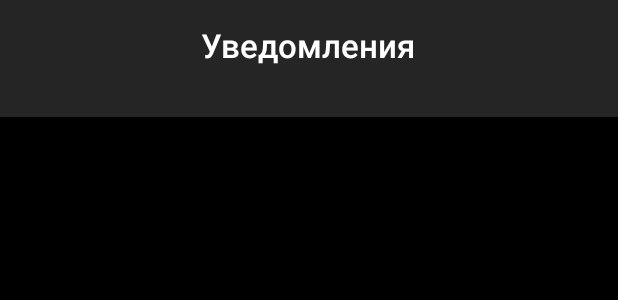
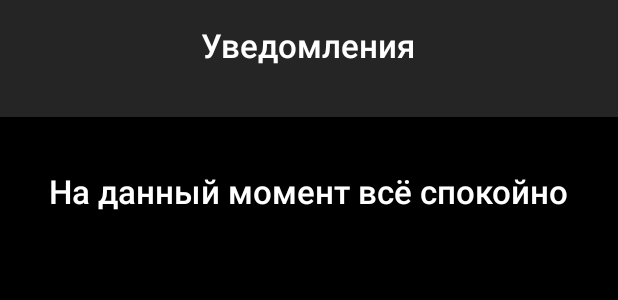
Before and after one commit to AskAnyQuestion/CititzenApp, an Android app: the layout fragment_alarm.xml on its own in the app's theme, with its tools: preview values and no code run, on a phone screen of 412 x 824 dp. Shown: the top 300 px of the screen. Run offline under Robolectric (Android 15) with nearby library versions, the phone set to English and light mode, and no system bars.

Commit message:
filling fragments

```diff
--- a/app/src/main/java/com/example/application/HomeActivity.java
+++ b/app/src/main/java/com/example/application/HomeActivity.java
@@ -24,6 +24,7 @@ import org.jetbrains.annotations.NotNull;
 
 import java.io.IOException;
 import java.io.InputStream;
+import java.util.Objects;
 import java.util.Properties;
 
 public class HomeActivity extends AppCompatActivity implements BottomNavigationView.OnNavigationItemSelectedListener {
@@ -49,13 +50,14 @@ public class HomeActivity extends AppCompatActivity implements BottomNavigationV
         mapView.getMap().setNightModeEnabled(true);
         mapView.getMap().setRotateGesturesEnabled(false);
         mapView.getMap().move(new CameraPosition(
-                        new Point(57, 40.59),
-                        14, 0, 0), new Animation(Animation.Type.SMOOTH, 3f),
+                        new Point(57.21, 41.90),
+                        14, 0, 0), new Animation(Animation.Type.SMOOTH, 1f),
                 null);
         if (requestLocationPermission()) {
             MapKit mapKit = MapKitFactory.getInstance();
             UserLocationLayer locationLayer = mapKit.createUserLocationLayer(mapView.getMapWindow());
             locationLayer.setVisible(true);
+            locationLayer.setHeadingEnabled(true);
         }
         bottomNavigationView
                 .setOnNavigationItemSelectedListener(this);
--- a/app/src/main/res/layout/fragment_alarm.xml
+++ b/app/src/main/res/layout/fragment_alarm.xml
@@ -27,6 +27,22 @@
                 app:layout_constraintEnd_toEndOf="parent" app:layout_constraintStart_toStartOf="parent"
                 app:layout_constraintTop_toTopOf="parent" app:layout_constraintBottom_toBottomOf="parent"
                 tools:ignore="MissingConstraints" app:layout_constraintVertical_bias="1.0">
+            <TextView
+                    android:text="На данный момент всё спокойно"
+                    android:fontFamily="sans-serif-medium"
+                    android:gravity="center"
+                    android:textColor="#FFFFFF"
+                    android:textSize="20sp"
+                    android:autoSizeTextType="uniform"
+                    android:layout_width="411dp"
+                    android:layout_height="30dp" android:id="@+id/textViewEnterLogin8"
+                    tools:ignore="HardcodedText,MissingConstraints"
+                    app:layout_constraintEnd_toEndOf="parent"
+                    app:layout_constraintStart_toStartOf="parent"
+                    app:layout_constraintTop_toTopOf="parent"
+                    app:layout_constraintBottom_toBottomOf="parent"
+                    app:layout_constraintHorizontal_bias="0.0"
+                    app:layout_constraintVertical_bias="0.048"/>
         </androidx.constraintlayout.widget.ConstraintLayout>
     </androidx.constraintlayout.widget.ConstraintLayout>
     <TextView
```
Also changed, not shown: app/src/main/res/layout/fragment_news.xml (+15 -0 lines).
